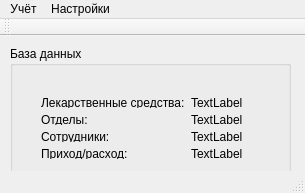
This is ui/MainWindow.ui in ismd/4med as Qt 5 draws it before an edit. The edited form follows.
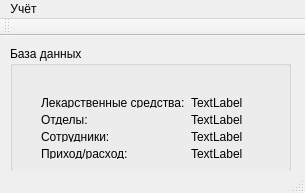
This is the edited form.

```diff
--- a/ui/MainWindow.ui
+++ b/ui/MainWindow.ui
@@ -116,11 +116,6 @@
      <height>23</height>
     </rect>
    </property>
-   <widget class="QMenu" name="menu_2">
-    <property name="title">
-     <string>Настройки</string>
-    </property>
-   </widget>
    <widget class="QMenu" name="menu">
     <property name="title">
      <string>Учёт</string>
@@ -146,7 +141,6 @@
     <addaction name="action"/>
    </widget>
    <addaction name="menu"/>
-   <addaction name="menu_2"/>
   </widget>
   <widget class="QToolBar" name="mainToolBar">
    <attribute name="toolBarArea">
```
Left out of the diff: 1 changed line with no effect on the pictures.
